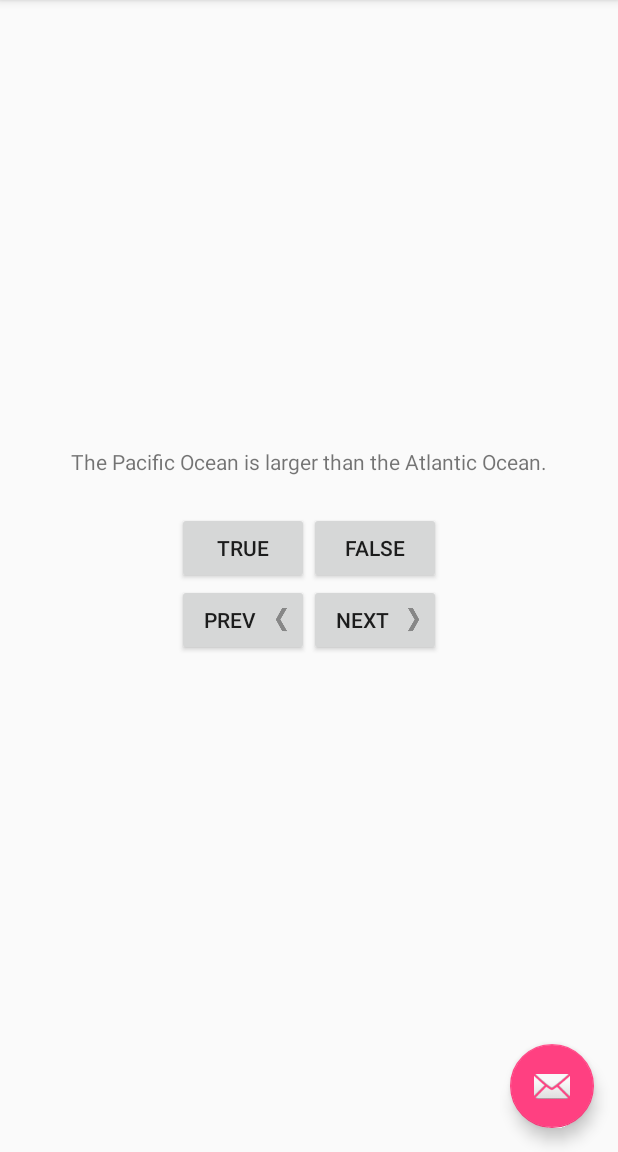
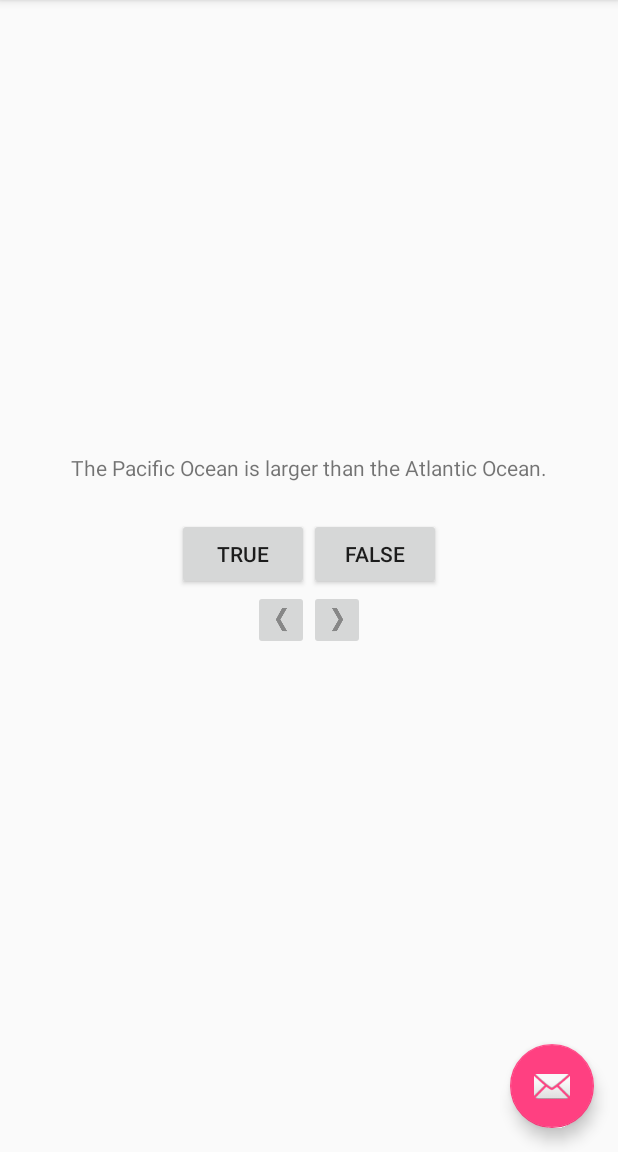
Before and after one commit to eskatonic/GeoQuiz, an Android app: the screen it shows after launch (QuizActivity), on a phone screen of 412 x 824 dp, the part 84-1236 px from its top. Run offline under Robolectric (Android 15) with nearby library versions, the phone set to English and light mode, and no system bars; 4 statements that could not run were skipped.

Commit message:
Changed Buttons to ImageButtons.

```diff
--- a/app/src/main/res/layout/content_quiz.xml
+++ b/app/src/main/res/layout/content_quiz.xml
@@ -34,21 +34,19 @@
         android:layout_height="wrap_content"
         android:orientation="horizontal" >
 
-        <Button
+        <ImageButton
             android:id="@+id/previous_button"
             android:layout_width="wrap_content"
             android:layout_height="wrap_content"
-            android:drawablePadding="4dp"
-            android:drawableRight="@drawable/arrow_left"
-            android:text="@string/previous_button"/>
+            android:src="@drawable/arrow_left"
+            />
 
-        <Button
+        <ImageButton
             android:id="@+id/next_button"
             android:layout_width="wrap_content"
             android:layout_height="wrap_content"
-            android:drawablePadding="4dp"
-            android:drawableRight="@drawable/arrow_right"
-            android:text="@string/next_button"/>
+            android:src="@drawable/arrow_right"
+            />
 
     </LinearLayout>
 
```
